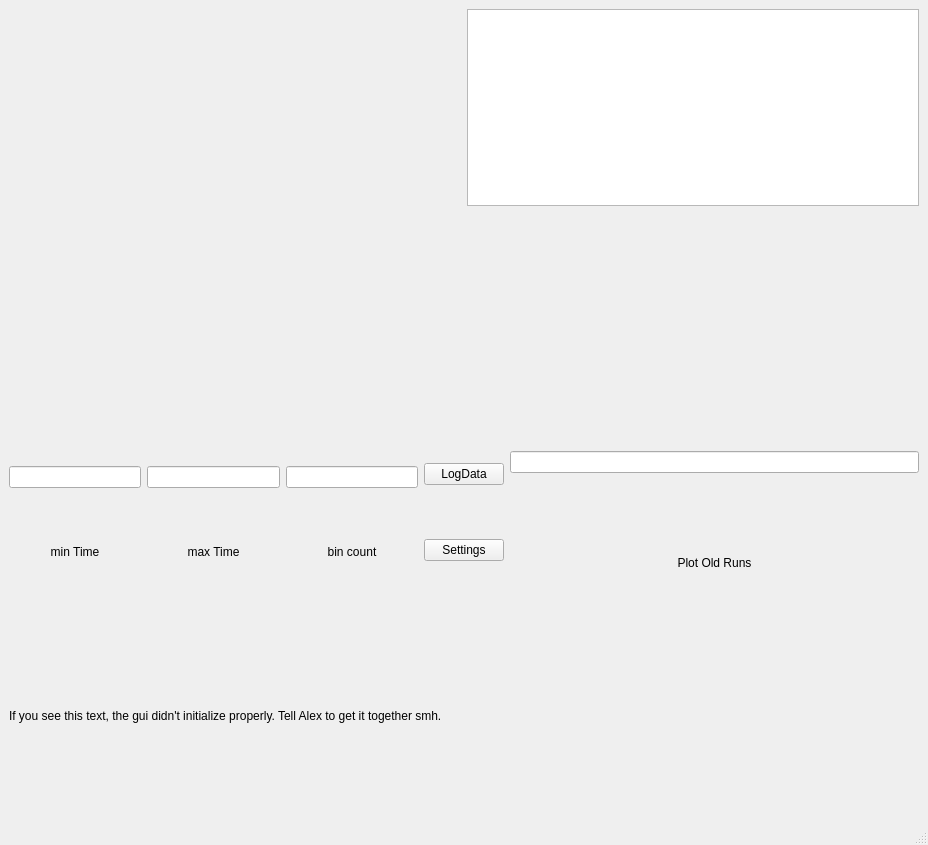
First picture: the form in TDC/TDCGUI_MultiWindow.ui, repository gmondee/BigGUI, before the edit.
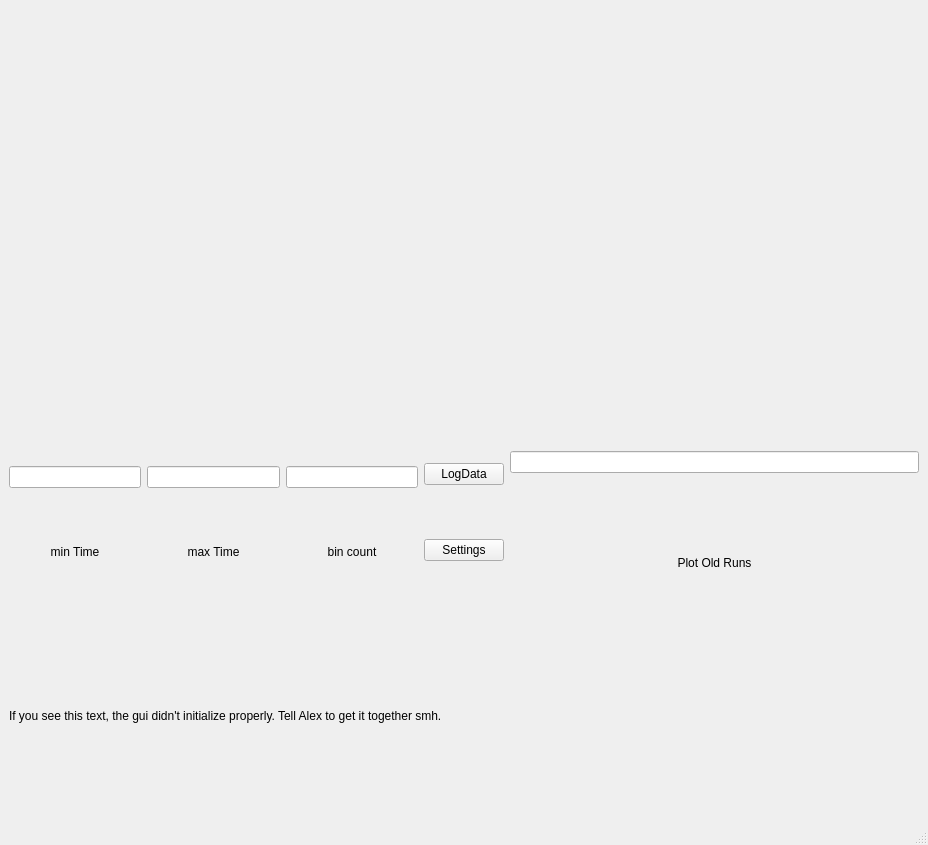
Second picture: the form after the edit. Custom widgets are drawn as their Qt base class.

Commit message: list to custom widget tdc

```diff
--- a/TDC/TDCGUI_MultiWindow.ui
+++ b/TDC/TDCGUI_MultiWindow.ui
@@ -174,20 +174,7 @@
        </widget>
       </item>
       <item>
-       <widget class="QListWidget" name="QListWidgetOldStateSelection">
-        <property name="sizePolicy">
-         <sizepolicy hsizetype="Preferred" vsizetype="Preferred">
-          <horstretch>0</horstretch>
-          <verstretch>0</verstretch>
-         </sizepolicy>
-        </property>
-        <property name="selectionMode">
-         <enum>QAbstractItemView::SelectionMode::MultiSelection</enum>
-        </property>
-        <property name="selectionBehavior">
-         <enum>QAbstractItemView::SelectionBehavior::SelectRows</enum>
-        </property>
-       </widget>
+       <widget class="QWidget" name="TableWidgetOldPlots" native="true"/>
       </item>
      </layout>
     </item>
```
The commit also changes 1 other file.
